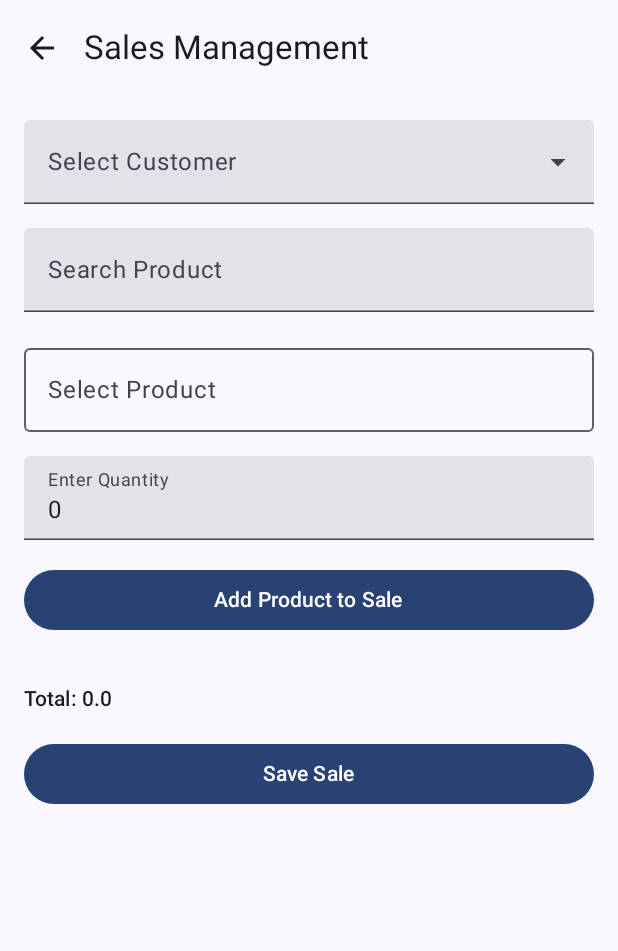
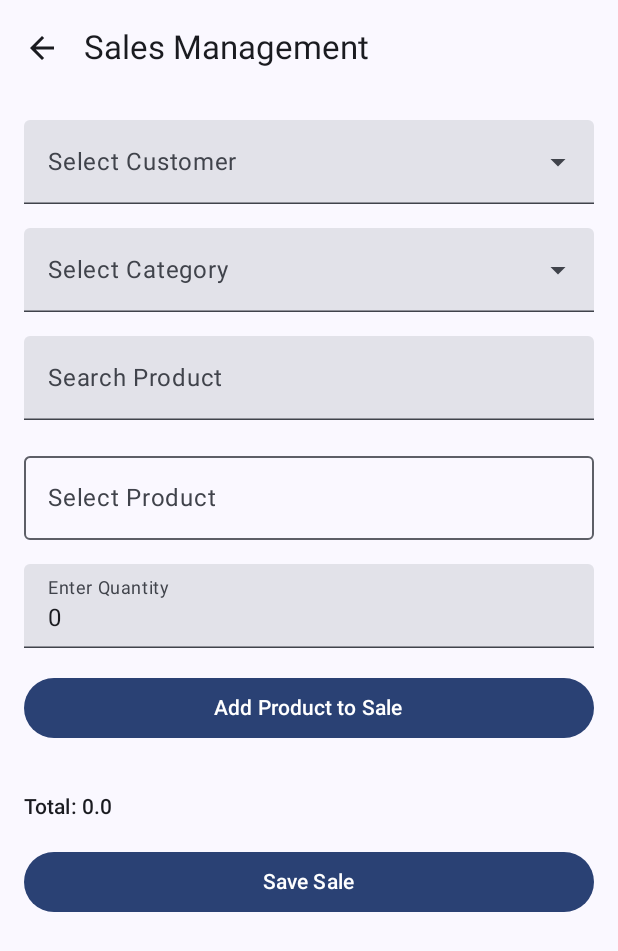
Before and after one commit to ajaykk50/ERP, an Android app built with Jetpack Compose: the SalesManagementScreen screen opened through its navigation route, on a phone screen of 412 x 824 dp. Shown: the top 951 px of the screen. Run offline under Robolectric (Android 15) with nearby library versions, the phone set to English and light mode, and no system bars; our stand-ins replace Dagger/Hilt's generated code, Firebase (no records; nobody signed in at launch, a user with empty details on screens opened directly).

Commit message:
category management added

```diff
--- a/app/src/main/java/com/erp/salespruchase/Product.kt
+++ b/app/src/main/java/com/erp/salespruchase/Product.kt
@@ -75,3 +75,8 @@ data class Expense(
     val amount: Double = 0.0,
     val date: Long = 0L
 )
+
+data class Category(
+    val id: String = "",
+    val name: String = "",
+)
--- /dev/null
+++ b/app/src/main/java/com/erp/salespruchase/repository/CategoryRepository.kt
@@ -0,0 +1,43 @@
+package com.erp.salespruchase.repository
+
+import com.erp.salespruchase.Category
+import com.erp.salespruchase.Expense
+import com.erp.salespruchase.Product
+import com.google.firebase.database.DataSnapshot
+import com.google.firebase.database.DatabaseError
+import com.google.firebase.database.FirebaseDatabase
+import com.google.firebase.database.ValueEventListener
+import kotlinx.coroutines.channels.awaitClose
+import kotlinx.coroutines.flow.Flow
+import kotlinx.coroutines.flow.callbackFlow
+import javax.inject.Inject
+
+class CategoryRepository @Inject constructor(
+    private val firebaseDatabase: FirebaseDatabase // Firebase example
+) {
+
+    private val categoryRef = firebaseDatabase.reference.child("category")
+
+    // Save expense to Firebase
+    fun addCategory(category: Category, onSuccess: () -> Unit, onError: () -> Unit) {
+        categoryRef.push().setValue(category).addOnSuccessListener {
+            onSuccess()
+        }.addOnFailureListener {
+            onError()
+        }
+    }
+
+
+    fun getCategory(): Flow<List<Category>> = callbackFlow {
+        val listener = object : ValueEventListener {
+            override fun onDataChange(snapshot: DataSnapshot) {
+                val category = snapshot.children.mapNotNull { it.getValue(Category::class.java) }
+                trySend(category).isSuccess
+            }
+
+            override fun onCancelled(error: DatabaseError) {}
+        }
+        categoryRef.addValueEventListener(listener)
+        awaitClose { categoryRef.removeEventListener(listener) }
+    }
+}
--- a/app/src/main/java/com/erp/salespruchase/ui/AppNavigation.kt
+++ b/app/src/main/java/com/erp/salespruchase/ui/AppNavigation.kt
@@ -16,7 +16,8 @@ fun AppNavigation() {
                 onSalesClick = { navController.navigate("sales_management") },
                 onPurchaseClick = { navController.navigate("purchase_management") },
                 onExpenseClick = { navController.navigate("expense_management") },
-                onVendorClick = { navController.navigate("vendor_management") }
+                onVendorClick = { navController.navigate("vendor_management") },
+                onCategoryClick = { navController.navigate("category_management") }
             )
         }
         composable("product_management") { ProductManagementScreen() }
@@ -25,6 +26,8 @@ fun AppNavigation() {
         composable("vendor_management") { VendorManagementScreen() }
         composable("purchase_management") { PurchaseManagementScreen() }
         composable("expense_management") { ExpenseManagementScreen() }
+        composable("category_management") { ExpenseManagementScreen() }
+
 
     }
 }
--- a/app/src/main/java/com/erp/salespruchase/ui/HomeScreen.kt
+++ b/app/src/main/java/com/erp/salespruchase/ui/HomeScreen.kt
@@ -25,7 +25,8 @@ fun HomeScreen(
     onSalesClick: () -> Unit,
     onPurchaseClick: () -> Unit,
     onExpenseClick: () -> Unit,
-    onVendorClick: () -> Unit
+    onVendorClick: () -> Unit,
+    onCategoryClick: () -> Unit
 ) {
     Scaffold(
         topBar = {
@@ -67,6 +68,15 @@ fun HomeScreen(
                 )
             }
 
+            item {
+                ManagementCard(
+                    title = "Category Management",
+                    description = "Add, edit, and view category",
+                    icon = Icons.Default.Person,
+                    onClick = onCategoryClick
+                )
+            }
+
 
             item {
                 ManagementCard(
--- a/app/src/main/java/com/erp/salespruchase/ui/SalesManagementScreen.kt
+++ b/app/src/main/java/com/erp/salespruchase/ui/SalesManagementScreen.kt
@@ -40,8 +40,10 @@ fun SalesManagementScreen(
 ) {
     val customers by viewModel.customers.collectAsState(emptyList())
     val products by viewModel.products.collectAsState(emptyList())
+    val category by viewModel.category.collectAsState(emptyList())
     val selectedCustomer by viewModel.selectedCustomer.collectAsState()
     val selectedProduct by viewModel.selectedProduct.collectAsState()
+    val selectedCategory by viewModel.selectedCategory.collectAsState()
     val quantity by viewModel.quantity.collectAsState()
     val totalPrice by viewModel.totalPrice.collectAsState()
     val saleItems by viewModel.saleItems.collectAsState()
@@ -74,6 +76,15 @@ fun SalesManagementScreen(
                     selectedOption = selectedCustomer?.name ?: "",
                     onOptionSelected = { name ->
                         viewModel.selectCustomer(customers.find { it.name == name })
+                    }
+                )
+
+                DropdownMenu(
+                    label = "Select Category",
+                    options = category.map { it.name },
+                    selectedOption = selectedCategory?.name ?: "",
+                    onOptionSelected = { name ->
+                        viewModel.selectCategory(category.find { it.name == name })
                     }
                 )
 
--- a/app/src/main/java/com/erp/salespruchase/viewmodel/SalesViewModel.kt
+++ b/app/src/main/java/com/erp/salespruchase/viewmodel/SalesViewModel.kt
@@ -2,11 +2,13 @@ package com.erp.salespruchase.viewmodel
 
 import androidx.lifecycle.ViewModel
 import androidx.lifecycle.viewModelScope
+import com.erp.salespruchase.Category
 import com.erp.salespruchase.Customer
 import com.erp.salespruchase.Product
 import com.erp.salespruchase.Sale
 import com.erp.salespruchase.SaleItem
 import com.erp.salespruchase.SelectedProduct
+import com.erp.salespruchase.repository.CategoryRepository
 import com.erp.salespruchase.repository.CustomerRepository
 import com.erp.salespruchase.repository.ProductRepository
 import com.erp.salespruchase.repository.SalesRepository
@@ -26,14 +28,19 @@ import javax.inject.Inject
 class SalesViewModel @Inject constructor(
     private val customerRepository: CustomerRepository,
     private val productRepository: ProductRepository,
-    private val salesRepository: SalesRepository
+    private val salesRepository: SalesRepository,
+    private val categoryRepository: CategoryRepository
 ) : ViewModel() {
 
     val customers = customerRepository.getCustomers()
     val products = productRepository.getProducts()
+    val category = categoryRepository.getCategory()
 
     private val _selectedCustomer = MutableStateFlow<Customer?>(null)
     val selectedCustomer: StateFlow<Customer?> = _selectedCustomer
+
+    private val _selectedCategory = MutableStateFlow<Category?>(null)
+    val selectedCategory: StateFlow<Category?> = _selectedCategory
 
     private val _selectedProduct = MutableStateFlow<Product?>(null)
     val selectedProduct: StateFlow<Product?> = _selectedProduct
@@ -54,6 +61,11 @@ class SalesViewModel @Inject constructor(
     fun selectCustomer(customer: Customer?) {
         _selectedCustomer.value = customer
     }
+
+    fun selectCategory(category: Category?) {
+        _selectedCategory.value = category
+    }
+
 
     fun selectProduct(product: Product?) {
         _selectedProduct.value = product
```
Also changed, not shown: app/src/main/java/com/erp/salespruchase/ui/theme/CategoryManagementScreen.kt (added, +192 -0 lines), app/src/main/java/com/erp/salespruchase/viewmodel/CategoryViewModel.kt (added, +53 -0 lines).
